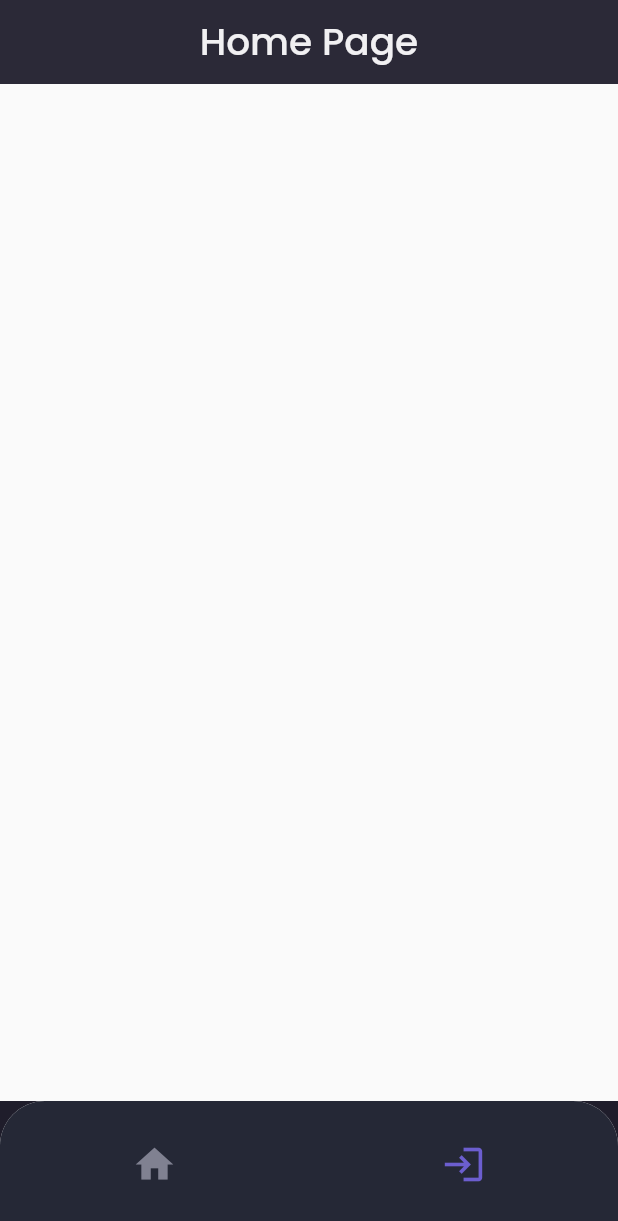
After one commit to Madeean/BobaWithFlutter, a Flutter app: the screen it shows after launch, item 2 of the bottom bar chosen, on a phone screen of 412 x 824 dp. The commit adds this screen. Shown: the top 1221 px of the screen. Run offline on Flutter 3.47's test engine with Material 2 defaults, Android fonts, the phone set to English and light mode, and no system bars; our stand-ins replace google_fonts.

Commit message:
login page

```diff
--- /dev/null
+++ b/lib/auth/login_page.dart
@@ -0,0 +1,28 @@
+import 'package:bobawithflutter/theme.dart';
+import 'package:flutter/material.dart';
+
+class LoginPage extends StatelessWidget {
+  const LoginPage({Key? key}) : super(key: key);
+
+  @override
+  Widget build(BuildContext context) {
+    PreferredSizeWidget header() {
+      return AppBar(
+        backgroundColor: backgroundColor2,
+        automaticallyImplyLeading: false,
+        elevation: 0,
+        centerTitle: true,
+        title: Text(
+          'Home Page',
+          style: primaryTextStyle.copyWith(
+            fontSize: 25,
+          ),
+        ),
+      );
+    }
+
+    return Scaffold(
+      appBar: header(),
+    );
+  }
+}
--- a/lib/guest/guest_page.dart
+++ b/lib/guest/guest_page.dart
@@ -1,3 +1,4 @@
+import 'package:bobawithflutter/auth/login_page.dart';
 import 'package:bobawithflutter/guest/home_guest_page.dart';
 import 'package:bobawithflutter/theme.dart';
 import 'package:flutter/material.dart';
@@ -65,6 +66,9 @@ class _GuestPageState extends State<GuestPage> {
         case 0:
           return HomeGuestPage();
           break;
+        case 1:
+          return LoginPage();
+          break;
         default:
           return HomeGuestPage();
       }
```
